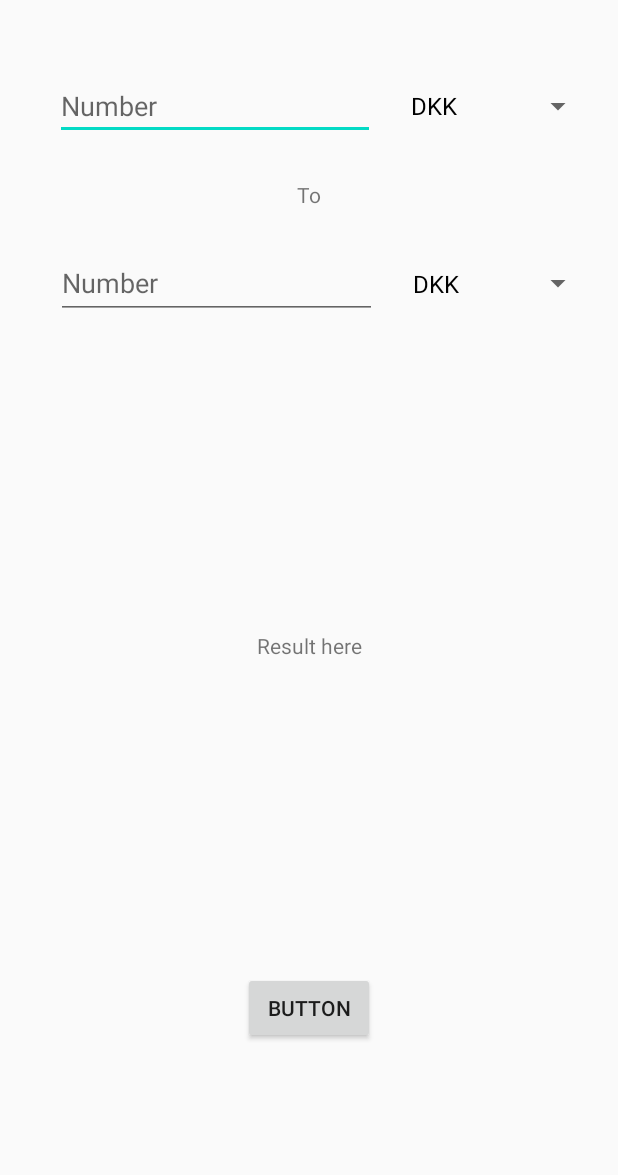
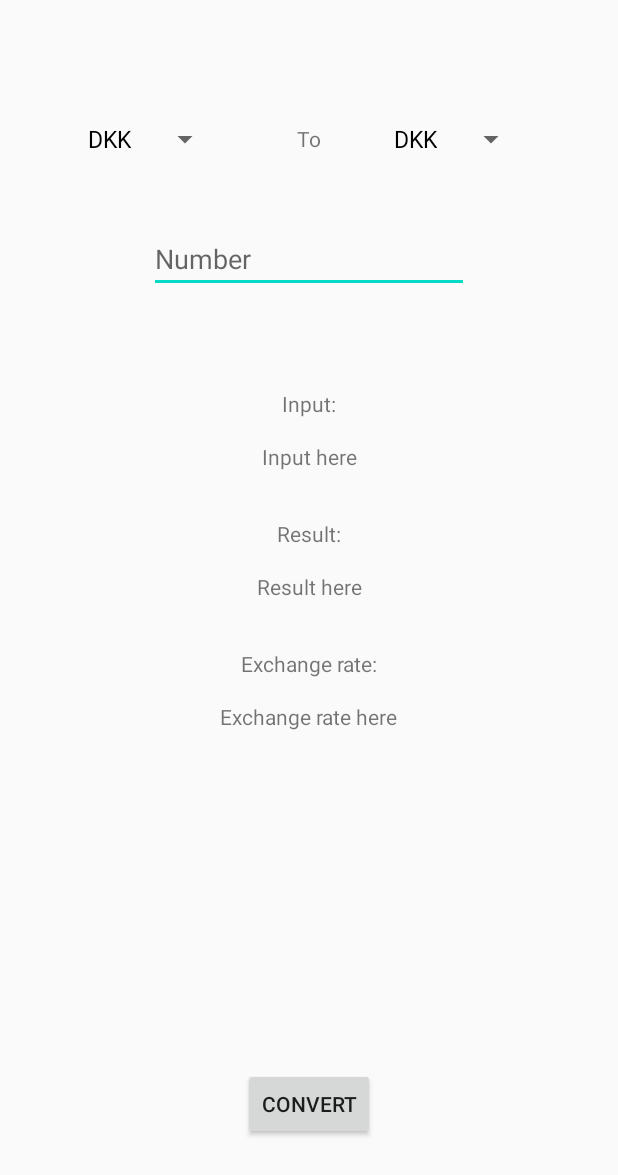
Before and after one commit to EWCMF/MobileMerchant, an Android app: the CurrencyConverterActivity screen opened directly, with no data from a screen before it, on a phone screen of 412 x 824 dp. Shown: the top 1175 px of the screen. Run offline under Robolectric (Android 15) with nearby library versions, the phone set to English and light mode, and no system bars.

Commit message:
Currency converter logic added (no error handling) and linked to UI.

```diff
--- a/app/build.gradle
+++ b/app/build.gradle
@@ -26,11 +26,15 @@ android {
 dependencies {
     implementation fileTree(dir: 'libs', include: ['*.jar'])
 
-    implementation 'androidx.appcompat:appcompat:1.0.2'
+    implementation 'androidx.appcompat:appcompat:1.1.0'
     implementation 'androidx.constraintlayout:constraintlayout:1.1.3'
-    testImplementation 'junit:junit:4.12'
+    testImplementation 'junit:junit:4.13'
     androidTestImplementation 'androidx.test.ext:junit:1.1.1'
     androidTestImplementation 'androidx.test.espresso:espresso-core:3.2.0'
+
+    // https://mvnrepository.com/artifact/com.fasterxml.jackson.core/jackson-databind
+    implementation group: 'com.fasterxml.jackson.core', name: 'jackson-databind', version: '2.0.1'
+
 
     // Room library
     def room_version = "2.2.5"
--- a/app/src/main/AndroidManifest.xml
+++ b/app/src/main/AndroidManifest.xml
@@ -1,6 +1,7 @@
 <?xml version="1.0" encoding="utf-8"?>
 <manifest xmlns:android="http://schemas.android.com/apk/res/android"
     package="com.android.example.mobilemerchant">
+    <uses-permission android:name="android.permission.INTERNET"/>
 
     <application
         android:allowBackup="true"
--- /dev/null
+++ b/app/src/main/java/com/android/example/mobilemerchant/logic/CurrencyConverter.java
@@ -0,0 +1,33 @@
+package com.android.example.mobilemerchant.logic;
+
+import com.fasterxml.jackson.databind.JsonNode;
+import com.fasterxml.jackson.databind.ObjectMapper;
+
+import java.io.IOException;
+import java.net.URL;
+
+public class CurrencyConverter {
+    private double exchangeRate;
+    private double input;
+    private double result;
+
+    public void convert(double input, String currencyFrom, String currencyTo) throws IOException {
+
+        JsonNode root = new ObjectMapper().readTree(new URL("https://api.exchangeratesapi.io/latest?base=" + currencyFrom));
+        this.input = input;
+        exchangeRate = root.path("rates").path(currencyTo).asDouble();
+        result = input * exchangeRate;
+    }
+
+    public double getExchangeRate() {
+        return exchangeRate;
+    }
+
+    public double getInput() {
+        return input;
+    }
+
+    public double getResult() {
+        return result;
+    }
+}
--- a/app/src/main/java/com/android/example/mobilemerchant/view/CurrencyConverterActivity.java
+++ b/app/src/main/java/com/android/example/mobilemerchant/view/CurrencyConverterActivity.java
@@ -2,21 +2,81 @@ package com.android.example.mobilemerchant.view;
 
 import android.app.Activity;
 import android.os.Bundle;
+import android.os.Handler;
+import android.os.Looper;
+import android.util.Log;
+import android.view.View;
 import android.widget.ArrayAdapter;
+import android.widget.EditText;
 import android.widget.Spinner;
+import android.widget.TextView;
 
 import com.android.example.mobilemerchant.R;
+import com.android.example.mobilemerchant.logic.CurrencyConverter;
+
+import java.io.IOException;
+import java.util.Locale;
 
 public class CurrencyConverterActivity extends Activity {
+    CurrencyConverter currencyConverter;
+    EditText input;
+    Spinner currencyFromSpinner;
+    Spinner currencyToSpinner;
+    TextView inputNumber;
+    TextView result;
+    TextView exchangeRate;
+
     @Override
     protected void onCreate(Bundle savedInstanceState) {
         super.onCreate(savedInstanceState);
         setContentView(R.layout.activity_currency);
-        Spinner currencySpinner1 = findViewById(R.id.spinner2);
-        Spinner currencySpinner2 = findViewById(R.id.spinner3);
+
+        currencyConverter = new CurrencyConverter();
+        currencyFromSpinner = findViewById(R.id.currencyFromSpinner);
+        currencyToSpinner = findViewById(R.id.currencyToSpinner);
         ArrayAdapter<CharSequence> adapter1 = ArrayAdapter.createFromResource(this, R.array.currenciesAvailable,
                 R.layout.support_simple_spinner_dropdown_item);
-        currencySpinner1.setAdapter(adapter1);
-        currencySpinner2.setAdapter(adapter1);
+        currencyFromSpinner.setAdapter(adapter1);
+        currencyToSpinner.setAdapter(adapter1);
+
+        input = findViewById(R.id.inputEditText);
+        inputNumber = findViewById(R.id.inputResultTextView);
+        result = findViewById(R.id.resultNumberTextView);
+        exchangeRate = findViewById(R.id.exchangeRateNumberTextView);
+
+    }
+
+    public void convert(View view) {
+        final double inputNum = Double.parseDouble(input.getText().toString());
+        final String currency1 = currencyFromSpinner.getSelectedItem().toString();
+        final String currency2 = currencyToSpinner.getSelectedItem().toString();
+        Log.v("Test", "" + inputNum + " " + currency1 + " " + currency2);
+        Thread thread = new Thread(new Runnable() {
+            @Override
+            public void run() {
+                try {
+                    currencyConverter.convert(inputNum, currency1, currency2);
+                    String inputFormatted = String.format(Locale.getDefault(), "%.2f", currencyConverter.getInput());
+                    final String inputText = inputFormatted + " " + currency1;
+                    String resultFormatted = String.format(Locale.getDefault(), "%.2f", currencyConverter.getResult());
+                    final String resultText = resultFormatted + " " + currency2;
+                    final String exchangeRateFormatted = String.format(Locale.getDefault(), "%.5f", currencyConverter.getExchangeRate());
+                    Handler refresh = new Handler(Looper.getMainLooper());
+                    refresh.post(new Runnable() {
+                        public void run()
+                        {
+                            inputNumber.setText(inputText);
+                            result.setText(resultText);
+                            exchangeRate.setText(exchangeRateFormatted);
+                        }
+                    });
+
+
+                } catch (IOException e) {
+                    e.printStackTrace();
+                }
+            }
+        });
+        thread.start();
     }
 }
--- a/app/src/main/res/layout/activity_currency.xml
+++ b/app/src/main/res/layout/activity_currency.xml
@@ -7,82 +7,116 @@
     android:layout_height="match_parent">
 
     <Button
-        android:id="@+id/button2"
+        android:id="@+id/currencyConvertButton"
         android:layout_width="wrap_content"
         android:layout_height="wrap_content"
-        android:layout_marginBottom="128dp"
-        android:text="Button"
+        android:layout_marginBottom="64dp"
+        android:text="Convert"
+        android:onClick="convert"
         app:layout_constraintBottom_toBottomOf="parent"
         app:layout_constraintEnd_toEndOf="parent"
         app:layout_constraintStart_toStartOf="parent" />
 
     <EditText
-        android:id="@+id/editText"
+        android:id="@+id/inputEditText"
         android:layout_width="wrap_content"
         android:layout_height="wrap_content"
-        android:layout_marginTop="48dp"
+        android:layout_marginTop="150dp"
         android:ems="10"
+        android:hint="Number"
+        android:importantForAutofill="no"
         android:inputType="numberDecimal"
-        android:hint="Number"
         app:layout_constraintEnd_toEndOf="parent"
-        app:layout_constraintHorizontal_bias="0.186"
         app:layout_constraintStart_toStartOf="parent"
-        app:layout_constraintTop_toTopOf="parent"
-        android:importantForAutofill="no" />
-
-    <EditText
-        android:id="@+id/editText2"
-        android:layout_width="214dp"
-        android:layout_height="47dp"
-        android:layout_marginTop="72dp"
-        android:ems="10"
-        android:inputType="numberDecimal"
-        android:hint="Number"
-        app:layout_constraintEnd_toEndOf="parent"
-        app:layout_constraintHorizontal_bias="0.187"
-        app:layout_constraintStart_toStartOf="parent"
-        app:layout_constraintTop_toBottomOf="@+id/editText"
-        android:importantForAutofill="no" />
+        app:layout_constraintTop_toTopOf="parent" />
 
     <TextView
-        android:id="@+id/textView"
+        android:id="@+id/currencyToLabel"
         android:layout_width="wrap_content"
         android:layout_height="wrap_content"
+        android:layout_marginBottom="48dp"
         android:text="To"
-        app:layout_constraintBottom_toTopOf="@+id/editText2"
+        app:layout_constraintBottom_toTopOf="@+id/inputEditText"
+        app:layout_constraintEnd_toEndOf="parent"
+        app:layout_constraintStart_toStartOf="parent" />
+
+    <Spinner
+        android:id="@+id/currencyFromSpinner"
+        android:layout_width="wrap_content"
+        android:layout_height="wrap_content"
+        app:layout_constraintBottom_toBottomOf="@+id/currencyToLabel"
+        app:layout_constraintEnd_toStartOf="@+id/currencyToLabel"
+        app:layout_constraintStart_toStartOf="parent"
+        app:layout_constraintTop_toTopOf="@+id/currencyToLabel" />
+
+    <Spinner
+        android:id="@+id/currencyToSpinner"
+        android:layout_width="wrap_content"
+        android:layout_height="wrap_content"
+        android:layout_marginEnd="16dp"
+        app:layout_constraintBottom_toBottomOf="@+id/currencyToLabel"
+        app:layout_constraintEnd_toEndOf="parent"
+        app:layout_constraintHorizontal_bias="0.473"
+        app:layout_constraintStart_toEndOf="@+id/currencyToLabel"
+        app:layout_constraintTop_toTopOf="@+id/currencyToLabel" />
+
+    <TextView
+        android:id="@+id/inputTextView"
+        android:layout_width="wrap_content"
+        android:layout_height="wrap_content"
+        android:layout_marginTop="64dp"
+        android:text="Input:"
         app:layout_constraintEnd_toEndOf="parent"
         app:layout_constraintStart_toStartOf="parent"
-        app:layout_constraintTop_toBottomOf="@+id/editText" />
-
-    <Spinner
-        android:id="@+id/spinner2"
-        android:layout_width="0dp"
-        android:layout_height="0dp"
-        android:layout_marginStart="16dp"
-        android:layout_marginEnd="16dp"
-        app:layout_constraintBottom_toBottomOf="@+id/editText"
-        app:layout_constraintEnd_toEndOf="parent"
-        app:layout_constraintStart_toEndOf="@+id/editText"
-        app:layout_constraintTop_toTopOf="@+id/editText" />
-
-    <Spinner
-        android:id="@+id/spinner3"
-        android:layout_width="0dp"
-        android:layout_height="0dp"
-        android:layout_marginStart="16dp"
-        android:layout_marginEnd="16dp"
-        app:layout_constraintBottom_toBottomOf="@+id/editText2"
-        app:layout_constraintEnd_toEndOf="parent"
-        app:layout_constraintStart_toEndOf="@+id/editText2"
-        app:layout_constraintTop_toTopOf="@+id/editText2" />
+        app:layout_constraintTop_toBottomOf="@+id/inputEditText" />
 
     <TextView
-        android:id="@+id/textView2"
+        android:id="@+id/inputResultTextView"
         android:layout_width="wrap_content"
         android:layout_height="wrap_content"
-        android:text="Result here"
-        app:layout_constraintBottom_toTopOf="@+id/button2"
+        android:layout_marginTop="16dp"
+        android:text="Input here"
         app:layout_constraintEnd_toEndOf="parent"
         app:layout_constraintStart_toStartOf="parent"
-        app:layout_constraintTop_toBottomOf="@+id/editText2" />
+        app:layout_constraintTop_toBottomOf="@+id/inputTextView" />
+
+    <TextView
+        android:id="@+id/resultTextView"
+        android:layout_width="wrap_content"
+        android:layout_height="wrap_content"
+        android:layout_marginTop="32dp"
+        android:text="Result:"
+        app:layout_constraintEnd_toEndOf="parent"
+        app:layout_constraintStart_toStartOf="parent"
+        app:layout_constraintTop_toBottomOf="@+id/inputResultTextView" />
+
+    <TextView
+        android:id="@+id/resultNumberTextView"
+        android:layout_width="wrap_content"
+        android:layout_height="wrap_content"
+        android:layout_marginTop="16dp"
+        android:text="Result here"
+        app:layout_constraintEnd_toEndOf="parent"
+        app:layout_constraintStart_toStartOf="parent"
+        app:layout_constraintTop_toBottomOf="@+id/resultTextView" />
+
+    <TextView
+        android:id="@+id/exchangeRateTextView"
+        android:layout_width="wrap_content"
+        android:layout_height="wrap_content"
+        android:layout_marginTop="32dp"
+        android:text="Exchange rate:"
+        app:layout_constraintEnd_toEndOf="parent"
+        app:layout_constraintStart_toStartOf="parent"
+        app:layout_constraintTop_toBottomOf="@+id/resultNumberTextView" />
+
+    <TextView
+        android:id="@+id/exchangeRateNumberTextView"
+        android:layout_width="wrap_content"
+        android:layout_height="wrap_content"
+        android:layout_marginTop="16dp"
+        android:text="Exchange rate here"
+        app:layout_constraintEnd_toEndOf="parent"
+        app:layout_constraintStart_toStartOf="parent"
+        app:layout_constraintTop_toBottomOf="@+id/exchangeRateTextView" />
 </androidx.constraintlayout.widget.ConstraintLayout>
```
